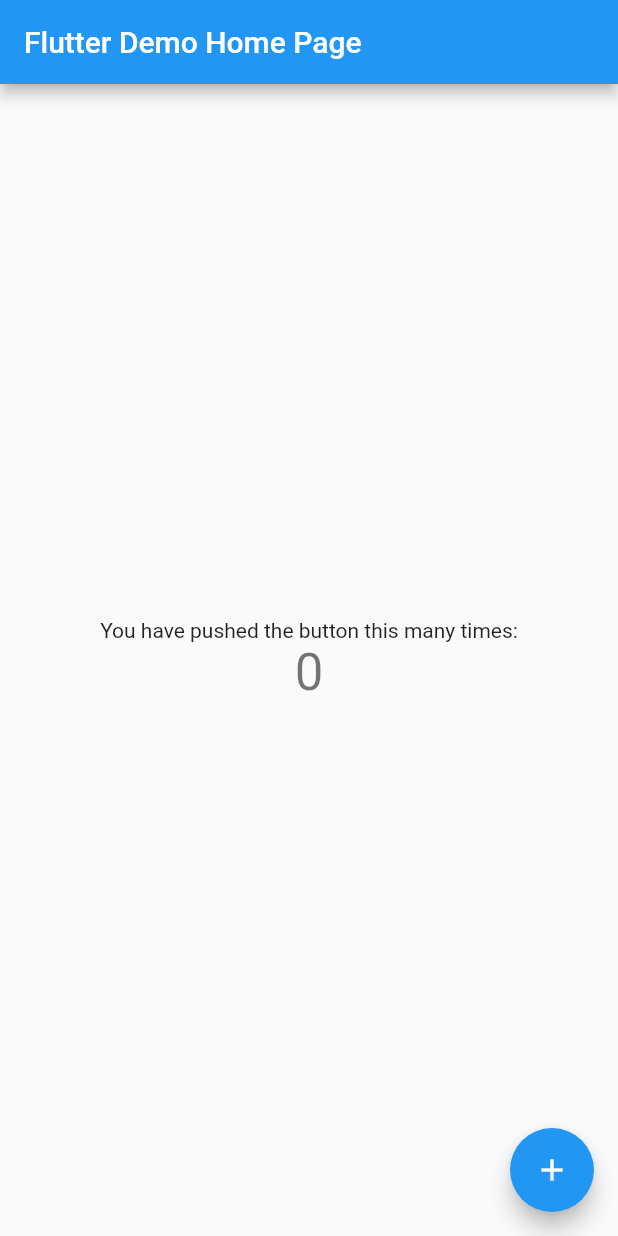
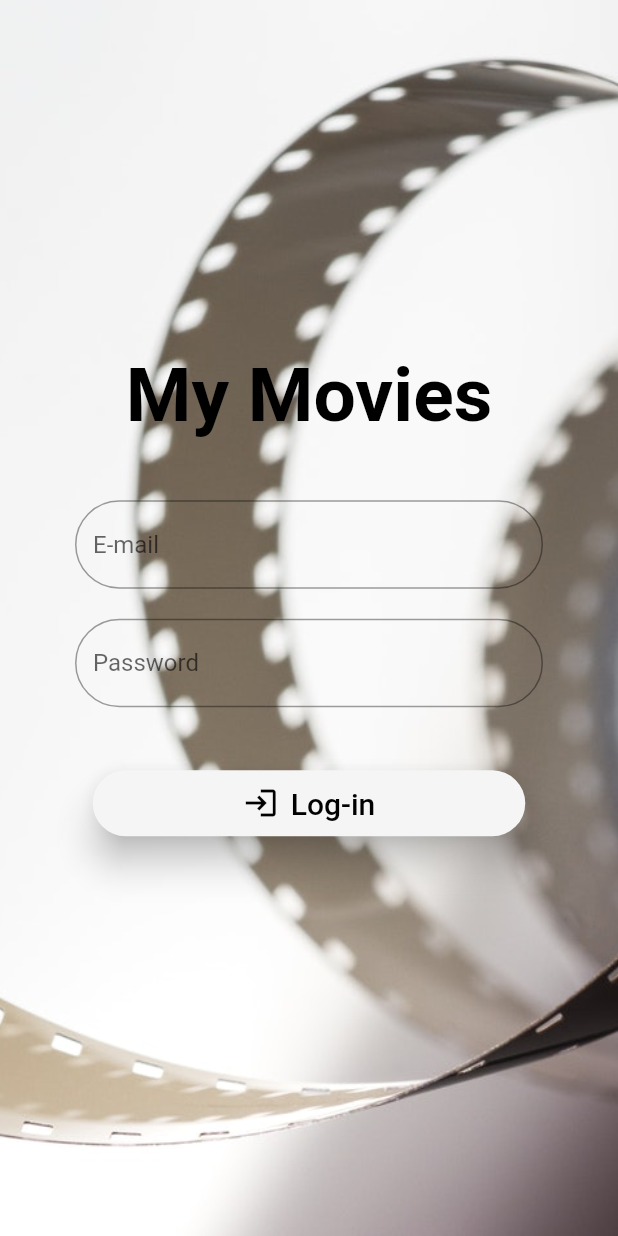
Before and after one commit to mlopez0/mymoviesApp, a Flutter app: the screen it shows after launch, on a phone screen of 412 x 824 dp. Run offline on Flutter 3.47's test engine with Material 2 defaults, Android fonts, the phone set to English and light mode, and no system bars.

```diff
--- /dev/null
+++ b/lib/credential.dart
@@ -0,0 +1,25 @@
+import 'dart:convert';
+
+Credential credentialFromJson(String str) => Credential.fromJson(json.decode(str));
+
+String credentialToJson(Credential data) => json.encode(data.toJson());
+
+class Credential {
+  Credential({
+    this.token,
+    this.username,
+  });
+
+  String token;
+  String username;
+
+  factory Credential.fromJson(Map<String, dynamic> json) => Credential(
+    token: json["token"],
+    username: json["username"],
+  );
+
+  Map<String, dynamic> toJson() => {
+    "token": token,
+    "username": username,
+  };
+}
--- /dev/null
+++ b/lib/loginScreen.dart
@@ -0,0 +1,147 @@
+import 'package:flutter/material.dart';
+import 'package:mymoviesapp/homeScreen.dart';
+import 'dart:convert';
+import 'package:flutter/services.dart';
+import 'package:http/http.dart' as http;
+
+import 'credential.dart';
+
+class LoginScreen extends StatefulWidget {
+  @override
+  _LoginScreenState createState() => _LoginScreenState();
+}
+
+class _LoginScreenState extends State<LoginScreen> {
+  bool _isLoading = false;
+  var errorMsg;
+  final TextEditingController mailController = new TextEditingController();
+  final TextEditingController passwordController = new TextEditingController();
+  Credential userSave = Credential();
+
+  @override
+  Widget build(BuildContext context) {
+    return Scaffold(
+        body: Container(
+      constraints: BoxConstraints.expand(),
+      decoration: BoxDecoration(
+          image: DecorationImage(
+              image: AssetImage("assets/background_2.jpg"), fit: BoxFit.cover)),
+      child: _isLoading
+          ? Center(child: CircularProgressIndicator())
+          : Center(
+              child: Column(
+                mainAxisAlignment: MainAxisAlignment.center,
+                children: [
+                  Container(
+                      alignment: Alignment.center,
+                      child: Text(
+                        'My Movies',
+                        style: TextStyle(
+                            color: Colors.black,
+                            fontWeight: FontWeight.bold,
+                            fontSize: 50),
+                      )),
+                  Padding(
+                    padding: const EdgeInsets.only(
+                        left: 0.0, right: 0.0, top: 30.0, bottom: 0.0),
+                  ),
+                  Padding(
+                    padding: const EdgeInsets.only(
+                        top: 10.0, bottom: 10.0, right: 50.0, left: 50.0),
+                    child: TextFormField(
+                      controller: mailController,
+                      decoration: InputDecoration(
+                        hintText: "E-mail",
+                        border: OutlineInputBorder(
+                            borderRadius: BorderRadius.circular(30.0)),
+                      ),
+                    ),
+                  ),
+                  Padding(
+                    padding: const EdgeInsets.only(
+                        top: 10.0, bottom: 10.0, right: 50.0, left: 50.0),
+                    child: TextFormField(
+                      controller: passwordController,
+                      obscureText: true,
+                      decoration: InputDecoration(
+                        hintText: "Password",
+                        border: OutlineInputBorder(
+                            borderRadius: BorderRadius.circular(30.0)),
+                      ),
+                    ),
+                  ),
+                  Padding(
+                    padding: const EdgeInsets.only(
+                        left: 0.0, right: 0.0, top: 30.0, bottom: 0.0),
+                  ),
+                  RaisedButton.icon(
+                    elevation: 10.0,
+                    color: Colors.grey[100],
+                    icon: Icon(
+                      Icons.login,
+                      color: Colors.black,
+                    ),
+                    shape: RoundedRectangleBorder(
+                        borderRadius: BorderRadius.circular(30.0)),
+                    label: Text('Log-in',
+                        style: TextStyle(fontSize: 20, color: Colors.black)),
+                    padding: EdgeInsets.only(
+                        top: 10.0, bottom: 10.0, right: 100.0, left: 100.0),
+                    onPressed: () {
+                      print("Login pressed");
+                      setState(() {
+                        _isLoading = true;
+                      });
+                      signIn(mailController.text, passwordController.text);
+                    },
+
+/*              onPressed: () => {
+                Navigator.push(
+                  context,
+                  MaterialPageRoute(
+                    builder: (context) => HomeScreen(),
+                  ),
+                ),
+              },
+  */
+                  ),
+                  Padding(
+                    padding: const EdgeInsets.only(
+                        left: 0.0, right: 0.0, top: 30.0, bottom: 0.0),
+                  ),
+                ],
+              ),
+            ),
+    ));
+  }
+
+  signIn(String email, pass) async {
+    //SharedPreferences sharedPreferences = await SharedPreferences.getInstance();
+//    Map data = {'email': email, 'password': pass};
+    Map data = {'email': "eve.holt@reqres.in", 'password': "cityslicka"};
+    var jsonResponse = null;
+    var response = await http.post("https://reqres.in/api/login", body: data);
+    if (response.statusCode == 200) {
+      jsonResponse = json.decode(response.body);
+      print(jsonResponse);
+      if (jsonResponse != null) {
+        setState(() {
+          _isLoading = false;
+        });
+        //sharedPreferences.setString("token", jsonResponse['data']['token']);
+        userSave.token = jsonResponse['data']['token'];
+        userSave.username = jsonResponse['data']['user']['name'];
+        //  sharedPref.save("user", userSave);
+        Navigator.of(context).pushAndRemoveUntil(
+            MaterialPageRoute(builder: (BuildContext context) => HomeScreen()),
+            (Route<dynamic> route) => false);
+      }
+    } else {
+      setState(() {
+        _isLoading = false;
+      });
+      errorMsg = response.body;
+      print("The error message is: ${response.body}");
+    }
+  }
+}
--- a/lib/main.dart
+++ b/lib/main.dart
@@ -1,113 +1,24 @@
 import 'package:flutter/material.dart';
+import 'package:flutter/cupertino.dart';
+import 'package:flutter/widgets.dart';
+import 'loginScreen.dart';
 
 void main() {
   runApp(MyApp());
 }
 
 class MyApp extends StatelessWidget {
-  // This widget is the root of your application.
   @override
   Widget build(BuildContext context) {
     return MaterialApp(
-      title: 'Flutter Demo',
+      debugShowCheckedModeBanner: false,
       theme: ThemeData(
-        // This is the theme of your application.
-        //
-        // Try running your application with "flutter run". You'll see the
-        // application has a blue toolbar. Then, without quitting the app, try
-        // changing the primarySwatch below to Colors.green and then invoke
-        // "hot reload" (press "r" in the console where you ran "flutter run",
-        // or simply save your changes to "hot reload" in a Flutter IDE).
-        // Notice that the counter didn't reset back to zero; the application
-        // is not restarted.
-        primarySwatch: Colors.blue,
+        brightness: Brightness.light,
       ),
-      home: MyHomePage(title: 'Flutter Demo Home Page'),
+      initialRoute: '/',
+      routes: {
+        '/': (context) => LoginScreen(),
+      },
     );
   }
 }
-
-class MyHomePage extends StatefulWidget {
-  MyHomePage({Key key, this.title}) : super(key: key);
-
-  // This widget is the home page of your application. It is stateful, meaning
-  // that it has a State object (defined below) that contains fields that affect
-  // how it looks.
-
-  // This class is the configuration for the state. It holds the values (in this
-  // case the title) provided by the parent (in this case the App widget) and
-  // used by the build method of the State. Fields in a Widget subclass are
-  // always marked "final".
-
-  final String title;
-
-  @override
-  _MyHomePageState createState() => _MyHomePageState();
-}
-
-class _MyHomePageState extends State<MyHomePage> {
-  int _counter = 0;
-
-  void _incrementCounter() {
-    setState(() {
-      // This call to setState tells the Flutter framework that something has
-      // changed in this State, which causes it to rerun the build method below
-      // so that the display can reflect the updated values. If we changed
-      // _counter without calling setState(), then the build method would not be
-      // called again, and so nothing would appear to happen.
-      _counter++;
-    });
-  }
-
-  @override
-  Widget build(BuildContext context) {
-    // This method is rerun every time setState is called, for instance as done
-    // by the _incrementCounter method above.
-    //
-    // The Flutter framework has been optimized to make rerunning build methods
-    // fast, so that you can just rebuild anything that needs updating rather
-    // than having to individually change instances of widgets.
-    return Scaffold(
-      appBar: AppBar(
-        // Here we take the value from the MyHomePage object that was created by
-        // the App.build method, and use it to set our appbar title.
-        title: Text(widget.title),
-      ),
-      body: Center(
-        // Center is a layout widget. It takes a single child and positions it
-        // in the middle of the parent.
-        child: Column(
-          // Column is also a layout widget. It takes a list of children and
-          // arranges them vertically. By default, it sizes itself to fit its
-          // children horizontally, and tries to be as tall as its parent.
-          //
-          // Invoke "debug painting" (press "p" in the console, choose the
-          // "Toggle Debug Paint" action from the Flutter Inspector in Android
-          // Studio, or the "Toggle Debug Paint" command in Visual Studio Code)
-          // to see the wireframe for each widget.
-          //
-          // Column has various properties to control how it sizes itself and
-          // how it positions its children. Here we use mainAxisAlignment to
-          // center the children vertically; the main axis here is the vertical
-          // axis because Columns are vertical (the cross axis would be
-          // horizontal).
-          mainAxisAlignment: MainAxisAlignment.center,
-          children: <Widget>[
-            Text(
-              'You have pushed the button this many times:',
-            ),
-            Text(
-              '$_counter',
-              style: Theme.of(context).textTheme.headline4,
-            ),
-          ],
-        ),
-      ),
-      floatingActionButton: FloatingActionButton(
-        onPressed: _incrementCounter,
-        tooltip: 'Increment',
-        child: Icon(Icons.add),
-      ), // This trailing comma makes auto-formatting nicer for build methods.
-    );
-  }
-}
```
Also changed, not shown: lib/homeScreen.dart (added, +55 -0 lines), lib/searchScreen.dart (added, +55 -0 lines), pubspec.yaml (+5 -3 lines), assets/background_1.jpg (added), assets/background_2.jpg (added), pubspec.lock.
